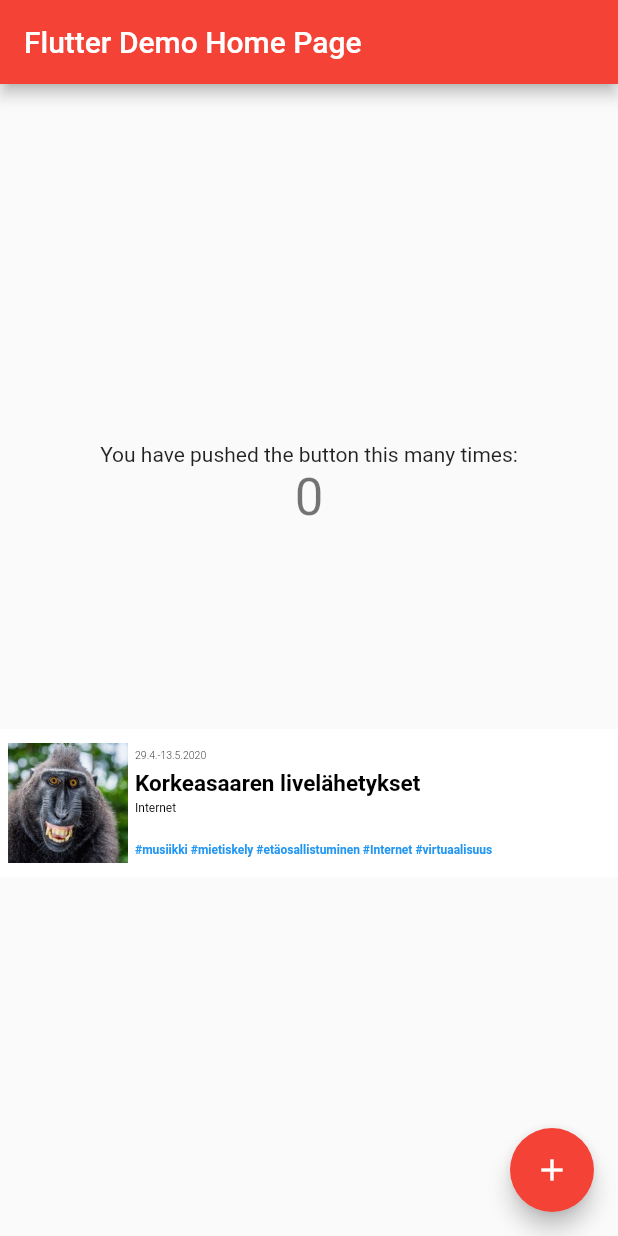
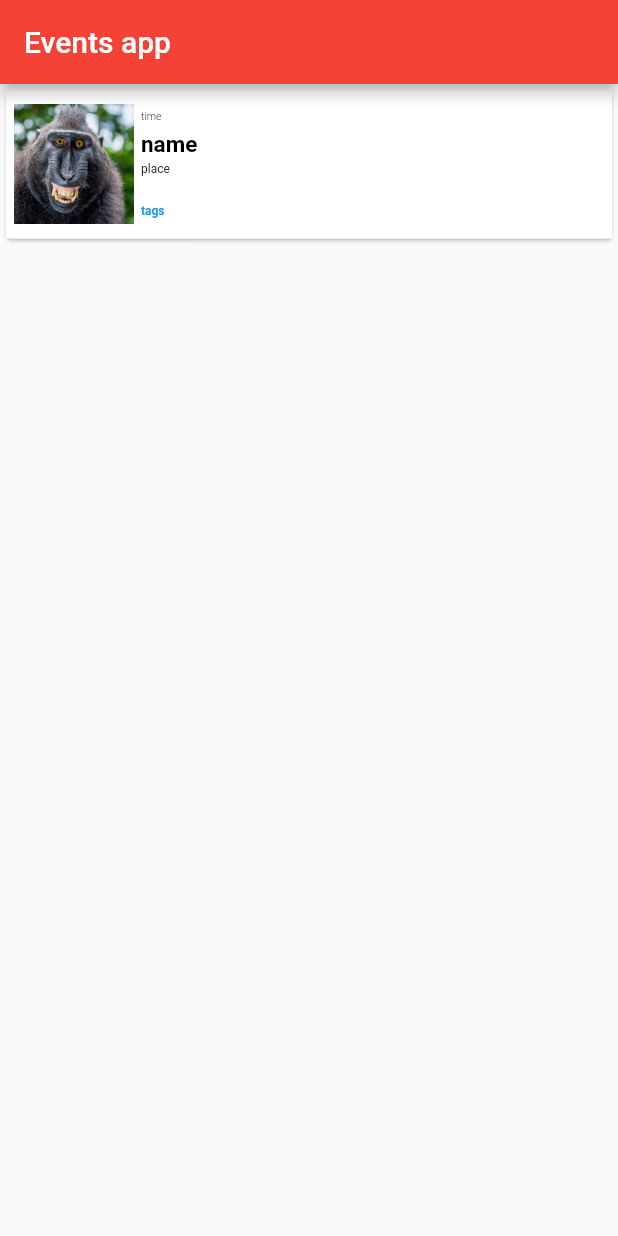
Before and after one commit to maitto/TapahtumaInfo, a Flutter app: the screen it shows after launch, on a phone screen of 412 x 824 dp. Run offline on Flutter 3.47's test engine with Material 2 defaults, Android fonts, the phone set to English and light mode, and no system bars; our stand-ins replace bloc, flutter_bloc; Roboto replaces fonts that are missing (Helvetica).

Commit message:
Added list with bloc

```diff
--- /dev/null
+++ b/lib/bloc/bloc.dart
@@ -0,0 +1,3 @@
+export 'event_bloc.dart';
+export 'event_event.dart';
+export 'event_state.dart';
--- /dev/null
+++ b/lib/bloc/event_bloc.dart
@@ -0,0 +1,31 @@
+import 'dart:async';
+
+import 'package:bloc/bloc.dart';
+import 'package:my_app/data/model/event.dart';
+
+import './bloc.dart';
+
+class EventBloc extends Bloc<EventEvent, EventState> {
+  @override
+  EventState get initialState => EventInitial();
+
+  @override
+  Stream<EventState> mapEventToState(
+    EventEvent event,
+  ) async* {
+    if (event is GetEvents) {
+      yield EventsLoading();
+      final events = await _fetchEventsFromFakeApi();
+      yield EventsLoaded(events);
+    }
+  }
+
+  Future<List<Event>> _fetchEventsFromFakeApi() {
+    return Future.delayed(
+      Duration(seconds: 2),
+      () {
+        return [Event(name: "name", place: "place", tags: "tags", time: "time")];
+      }
+    );
+  }
+}
--- /dev/null
+++ b/lib/bloc/event_event.dart
@@ -0,0 +1,8 @@
+import 'package:meta/meta.dart';
+
+@immutable
+abstract class EventEvent {}
+
+class GetEvents extends EventEvent {
+  GetEvents();
+}
--- /dev/null
+++ b/lib/bloc/event_state.dart
@@ -0,0 +1,15 @@
+import 'package:meta/meta.dart';
+import 'package:my_app/data/model/event.dart';
+
+@immutable
+abstract class EventState {}
+
+class EventInitial extends EventState {}
+
+class EventsLoading extends EventState {}
+
+class EventsLoaded extends EventState {
+  final List<Event> events;
+
+  EventsLoaded(this.events);
+}
--- /dev/null
+++ b/lib/data/model/event.dart
@@ -0,0 +1,15 @@
+import 'package:meta/meta.dart';
+
+class Event {
+  final String name;
+  final String time;
+  final String place;
+  final String tags;
+
+  Event({
+    @required this.name,
+    @required this.time,
+    @required this.place,
+    @required this.tags
+  });
+}
--- a/lib/main.dart
+++ b/lib/main.dart
@@ -1,4 +1,8 @@
 import 'package:flutter/material.dart';
+import 'package:flutter_bloc/flutter_bloc.dart';
+import 'package:my_app/bloc/event_bloc.dart';
+import 'package:my_app/data/model/event.dart';
+import 'bloc/bloc.dart';
 
 void main() => runApp(MyApp());
 
@@ -20,87 +24,56 @@ class MyApp extends StatelessWidget {
         // is not restarted.
         primarySwatch: Colors.red,
       ),
-      home: MyHomePage(title: 'Flutter Demo Home Page'),
+      home: EventsPage(),
     );
   }
 }
 
-class MyHomePage extends StatefulWidget {
-  MyHomePage({Key key, this.title}) : super(key: key);
-
-  // This widget is the home page of your application. It is stateful, meaning
-  // that it has a State object (defined below) that contains fields that affect
-  // how it looks.
-
-  // This class is the configuration for the state. It holds the values (in this
-  // case the title) provided by the parent (in this case the App widget) and
-  // used by the build method of the State. Fields in a Widget subclass are
-  // always marked "final".
-
-  final String title;
-
+ class EventsPage extends StatelessWidget {
   @override
-  _MyHomePageState createState() => _MyHomePageState();
+  Widget build(BuildContext context) {
+    print("asddd");
+    return Scaffold(
+      appBar: AppBar(
+        title: Text("Events app"),
+      ),
+      body: BlocProvider(
+        create: (context) => EventBloc(),
+        child: EventsPageChild(),
+      )
+    );
+  }
 }
 
-class _MyHomePageState extends State<MyHomePage> {
-  int _counter = 0;
-
-  void _incrementCounter() {
-    setState(() {
-      // This call to setState tells the Flutter framework that something has
-      // changed in this State, which causes it to rerun the build method below
-      // so that the display can reflect the updated values. If we changed
-      // _counter without calling setState(), then the build method would not be
-      // called again, and so nothing would appear to happen.
-      _counter++;
-    });
-  }
+class EventsPageChild extends StatelessWidget {
 
   @override
   Widget build(BuildContext context) {
-    // This method is rerun every time setState is called, for instance as done
-    // by the _incrementCounter method above.
-    //
-    // The Flutter framework has been optimized to make rerunning build methods
-    // fast, so that you can just rebuild anything that needs updating rather
-    // than having to individually change instances of widgets.
-    return Scaffold(
-      appBar: AppBar(
-        // Here we take the value from the MyHomePage object that was created by
-        // the App.build method, and use it to set our appbar title.
-        title: Text(widget.title),
-      ),
-      body: Center(
-        // Center is a layout widget. It takes a single child and positions it
-        // in the middle of the parent.
-        child: Column(
-          // Column is also a layout widget. It takes a list of children and
-          // arranges them vertically. By default, it sizes itself to fit its
-          // children horizontally, and tries to be as tall as its parent.
-          //
-          // Invoke "debug painting" (press "p" in the console, choose the
-          // "Toggle Debug Paint" action from the Flutter Inspector in Android
-          // Studio, or the "Toggle Debug Paint" command in Visual Studio Code)
-          // to see the wireframe for each widget.
-          //
-          // Column has various properties to control how it sizes itself and
-          // how it positions its children. Here we use mainAxisAlignment to
-          // center the children vertically; the main axis here is the vertical
-          // axis because Columns are vertical (the cross axis would be
-          // horizontal).
-          mainAxisAlignment: MainAxisAlignment.center,
-          children: <Widget>[
-            Text(
-              'You have pushed the button this many times:',
-            ),
-            Text(
-              '$_counter',
-              style: Theme.of(context).textTheme.display1,
-            ),
-            Container(
+    final weatherBloc = BlocProvider.of<EventBloc>(context);
+    // Initiate getting the weather
+    weatherBloc.add(GetEvents());
+    return Container(child:
+    BlocListener<EventBloc, EventState>(
+      //bloc: BlocProvider.of<EventBloc>(context),
+      listener: (context, state) {
+        if (state is EventInitial) {
+          print("asd initial");
+        } else if (state is EventsLoading) {
+          print("asd");
+        } else if (state is EventsLoaded) {
+          print("asd");
+        }
+      },
+      child: BlocBuilder<EventBloc, EventState>(
+      //bloc: BlocProvider.of<EventBloc>(context),
+      builder: (context, state) {
+        if (state is EventsLoaded) {
+          return ListView.builder(
+            itemCount: state.events.length,
+            itemBuilder: (context, index) {
+              return Card(
+                child: Container(
                 height: 99,
-              margin: EdgeInsets.only(top: 135),
                 decoration: BoxDecoration(
                   color: Colors.white,
                 ),
@@ -134,10 +107,10 @@ class _MyHomePageState extends State<MyHomePage> {
                                   alignment: Alignment.topLeft,
                                   child: Container(
                                     width:
-                                      MediaQuery.of(context).size.width - 100,
+                                        MediaQuery.of(context).size.width - 110,
                                     margin: EdgeInsets.only(bottom: 5),
                                     child: Text(
-                                    "29.4.-13.5.2020",
+                                      state.events[index].time,
                                       textAlign: TextAlign.left,
                                       style: TextStyle(
                                         color: Colors.black,
@@ -152,10 +125,10 @@ class _MyHomePageState extends State<MyHomePage> {
                                   alignment: Alignment.topLeft,
                                   child: Container(
                                     width:
-                                      MediaQuery.of(context).size.width - 100,
+                                        MediaQuery.of(context).size.width - 110,
                                     margin: EdgeInsets.only(bottom: 3),
                                     child: Text(
-                                    "Korkeasaaren livelähetykset",
+                                      state.events[index].name,
                                       textAlign: TextAlign.left,
                                       style: TextStyle(
                                         color: Colors.black,
@@ -170,9 +143,9 @@ class _MyHomePageState extends State<MyHomePage> {
                                   alignment: Alignment.topLeft,
                                   child: Container(
                                     width:
-                                      MediaQuery.of(context).size.width - 100,
+                                        MediaQuery.of(context).size.width - 110,
                                     child: Text(
-                                    "Internet",
+                                      state.events[index].place,
                                       textAlign: TextAlign.left,
                                       style: TextStyle(
                                         color: Colors.black,
@@ -188,9 +161,9 @@ class _MyHomePageState extends State<MyHomePage> {
                                   alignment: Alignment.topLeft,
                                   child: Container(
                                     width:
-                                      MediaQuery.of(context).size.width - 100,
+                                        MediaQuery.of(context).size.width - 110,
                                     child: Text(
-                                    "#musiikki #mietiskely #etäosallistuminen #Internet #virtuaalisuus",
+                                      state.events[index].tags,
                                       textAlign: TextAlign.left,
                                       style: TextStyle(
                                         color: Colors.blue,
@@ -209,15 +182,16 @@ class _MyHomePageState extends State<MyHomePage> {
                     ),
                   ],
                 ),
-            ),
-          ],
-        ),
-      ),
-      floatingActionButton: FloatingActionButton(
-        onPressed: _incrementCounter,
-        tooltip: 'Increment',
-        child: Icon(Icons.add),
-      ), // This trailing comma makes auto-formatting nicer for build methods.
+              )
+              );
+            });
+        } else {
+          return Container();
+        }
+
+      },
+    )
+    )
     );
   }
 }
--- a/pubspec.yaml
+++ b/pubspec.yaml
@@ -27,6 +27,8 @@ dependencies:
 dev_dependencies:
   flutter_test:
     sdk: flutter
+  flutter_bloc: ^4.0.0
+  equatable: ^1.1.1
 
 
 # For information on the generic Dart part of this file, see the
```
Also changed, not shown: pubspec.lock, 1 other file. Lines whose indentation alone changed are shown as unchanged.
